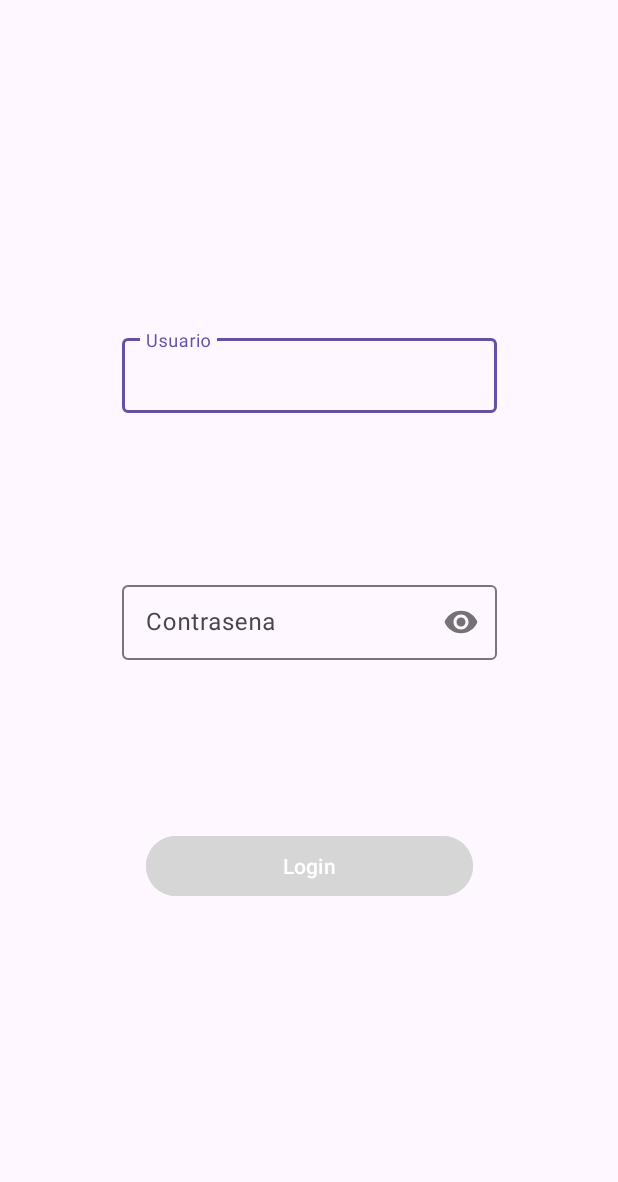
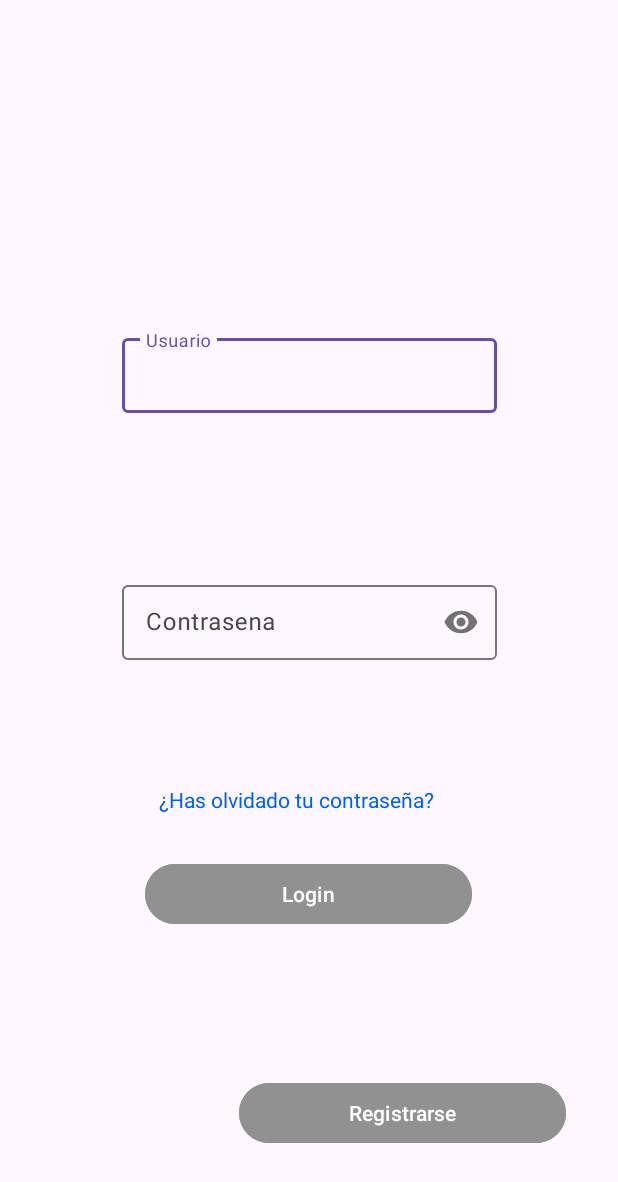
Before and after one commit to donalder1996/ProyectoFinalM13, an Android app: the screen it shows after launch (MainActivity), on a phone screen of 412 x 824 dp. Shown: the top 1182 px of the screen. Run offline under Robolectric (Android 15) with nearby library versions, the phone set to English and light mode, and no system bars.

Commit message:
Initial commit

```diff
--- a/app/src/main/java/com/example/proyectofinalm13/MainActivity.java
+++ b/app/src/main/java/com/example/proyectofinalm13/MainActivity.java
@@ -2,13 +2,91 @@ package com.example.proyectofinalm13;
 
 import androidx.appcompat.app.AppCompatActivity;
 
+import android.content.Intent;
 import android.os.Bundle;
+import android.view.View;
+import android.widget.Button;
+import android.widget.EditText;
+import android.widget.TextView;
+import android.widget.Toast;
 
 public class MainActivity extends AppCompatActivity {
+    private EditText etUsuario, etContraseña;
+    private Button btnLogin, btnRegistro;
+    private TextView tvOlvidar;
+
 
     @Override
     protected void onCreate(Bundle savedInstanceState) {
         super.onCreate(savedInstanceState);
         setContentView(R.layout.activity_main);
+        btnLogin = findViewById(R.id.buttonLogin);
+        btnRegistro = findViewById(R.id.buttonRegistro);
+        tvOlvidar = findViewById(R.id.tvOlvidar);
+        etUsuario = findViewById(R.id.editTextUsuario);
+        etContraseña = findViewById(R.id.editTextContra);
+        //clicklistener para el botón para lanzar la función campoVacio
+        btnLogin.setOnClickListener(new View.OnClickListener() {
+            @Override
+            public void onClick(View view) {
+                campoVacio();
+
+            }
+
+        });
+        btnRegistro.setOnClickListener(new View.OnClickListener() {
+            @Override
+            public void onClick(View view) {
+               abrirActivityRegistro();
+
+            }
+
+        });
+        tvOlvidar.setOnClickListener(new View.OnClickListener() {
+            @Override
+            public void onClick(View view) {
+                abrirActivityOlvidar();
+
+            }
+
+        });
+    }
+    //Parte del campo de login y los textos
+    private void campoVacio() {
+        String usuario = etUsuario.getText().toString();
+        String contrasena = etContraseña.getText().toString();
+        //Si la opción primera o segunda está vacío mostrar un mensaje mediante toast
+        if (usuario.isEmpty() && contrasena.isEmpty()) {
+            Toast.makeText(this, "campos en blanco", Toast.LENGTH_SHORT).show();
+
+        } else if (usuario.isEmpty()) {
+            Toast.makeText(this, "usuario en blanco", Toast.LENGTH_SHORT).show();
+
+
+        } else if (contrasena.isEmpty()) {
+            Toast.makeText(this, "contraseña en blanco", Toast.LENGTH_SHORT).show();
+
+        }
+        if (contrasena.length() < 4 || contrasena.length() > 8) {
+            Toast.makeText(this, "Mínimo 4 caractereces, máximo 8 caractereces", Toast.LENGTH_LONG).show();
+
+        }
+        //Lanzar en esta parte la basede datos
+        //new ValidarUsuarioTask().execute(usuario, contrasena);
+
+    }
+    //Abrir el activity de registro
+    private void abrirActivityRegistro() {
+        Intent intent_JGG = new Intent(this, ActivityRegistro.class);
+        startActivity(intent_JGG);
+        finish();
+
+    }
+    //enviar a la pantalla de olvidar contraseña
+    private void abrirActivityOlvidar() {
+        Intent intent_JGG = new Intent(this, ActivityOlvidar.class);
+        startActivity(intent_JGG);
+        finish();
+
     }
 }
--- a/app/src/main/res/layout/activity_main.xml
+++ b/app/src/main/res/layout/activity_main.xml
@@ -90,16 +90,45 @@
             android:text=""
             tools:ignore="MissingConstraints" />
     </com.google.android.material.textfield.TextInputLayout>
+
+    <TextView
+        android:id="@+id/tvOlvidar"
+        android:layout_width="200dp"
+        android:layout_height="20dp"
+        android:text="@string/Olvidar"
+        android:textColor="@color/azul"
+        app:layout_constraintBottom_toTopOf="@+id/buttonLogin"
+        app:layout_constraintEnd_toEndOf="parent"
+        app:layout_constraintStart_toStartOf="parent"
+        app:layout_constraintTop_toTopOf="@+id/guideline3"
+        tools:ignore="MissingConstraints" />
+
     <Button
-        android:id="@+id/button"
+        android:id="@+id/buttonLogin"
         android:layout_width="218dp"
         android:layout_height="48dp"
         android:backgroundTint="@color/gris"
         android:text="@string/Login"
-        app:strokeColor="@color/gris"
         app:layout_constraintBottom_toTopOf="@+id/guideline4"
         app:layout_constraintEnd_toEndOf="parent"
+        app:layout_constraintHorizontal_bias="0.497"
         app:layout_constraintStart_toStartOf="parent"
         app:layout_constraintTop_toTopOf="@+id/guideline3"
+        app:layout_constraintVertical_bias="0.663"
+        app:strokeColor="@color/gris"
+        tools:ignore="MissingConstraints" />
+
+    <Button
+        android:id="@+id/buttonRegistro"
+        android:layout_width="218dp"
+        android:layout_height="48dp"
+        android:backgroundTint="@color/gris"
+        android:text="@string/Registro"
+        app:layout_constraintBottom_toBottomOf="parent"
+        app:layout_constraintEnd_toEndOf="parent"
+        app:layout_constraintHorizontal_bias="0.823"
+        app:layout_constraintStart_toStartOf="parent"
+        app:layout_constraintTop_toTopOf="@+id/guideline4"
+        app:strokeColor="@color/gris"
         tools:ignore="MissingConstraints" />
 </androidx.constraintlayout.widget.ConstraintLayout>
--- a/app/src/main/res/values/colors.xml
+++ b/app/src/main/res/values/colors.xml
@@ -2,4 +2,6 @@
 <resources>
     <color name="black">#FF000000</color>
     <color name="white">#FFFFFFFF</color>
+    <color name="gris">#919191</color>
+    <color name="azul">#0060F1</color>
 </resources>
--- a/app/src/main/res/values/strings.xml
+++ b/app/src/main/res/values/strings.xml
@@ -3,4 +3,6 @@
     <string name="Usuario">Usuario</string>
     <string name="Contrasena">Contrasena</string>
     <string name="Login">Login</string>
+    <string name="Olvidar">¿Has olvidado tu contraseña?</string>
+    <string name="Registro">Registrarse</string>
 </resources>
```
Also changed, not shown: app/src/main/AndroidManifest.xml (+10 -0 lines), app/src/main/java/com/example/proyectofinalm13/ActivityOlvidar.java (added, +14 -0 lines), app/src/main/java/com/example/proyectofinalm13/ActivityRegistro.java (added, +14 -0 lines), app/src/main/res/layout/activity_olvidar.xml (added, +9 -0 lines), app/src/main/res/layout/activity_registro.xml (added, +118 -0 lines), app/src/main/res/values/array.xml (added, +18 -0 lines).
